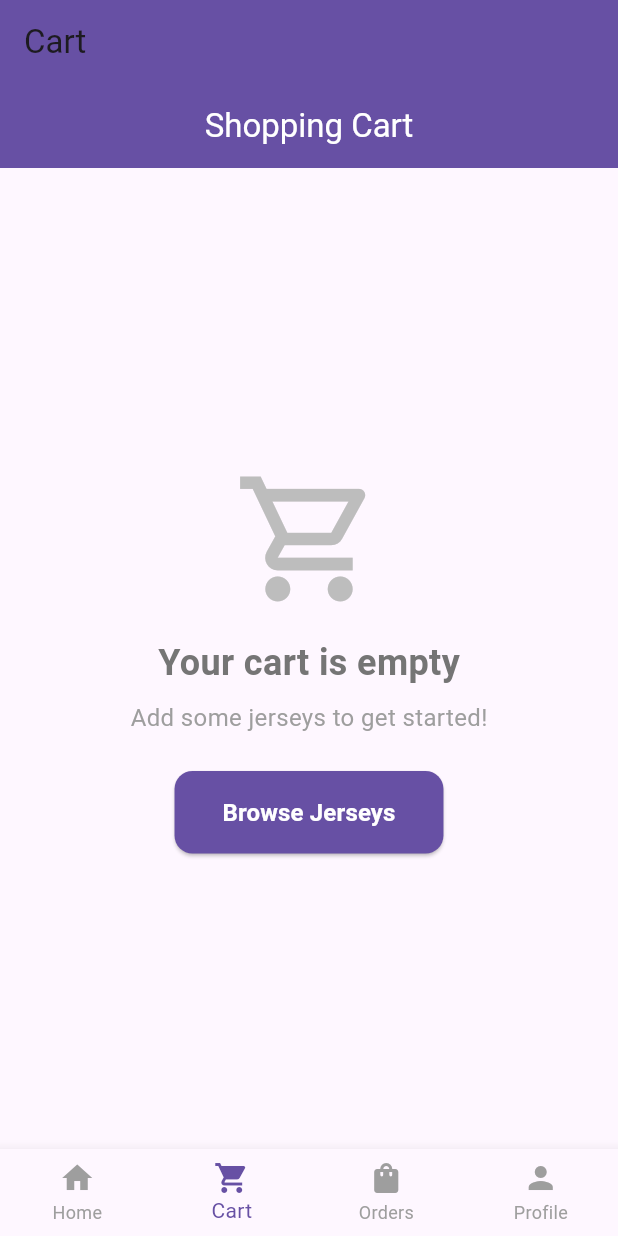
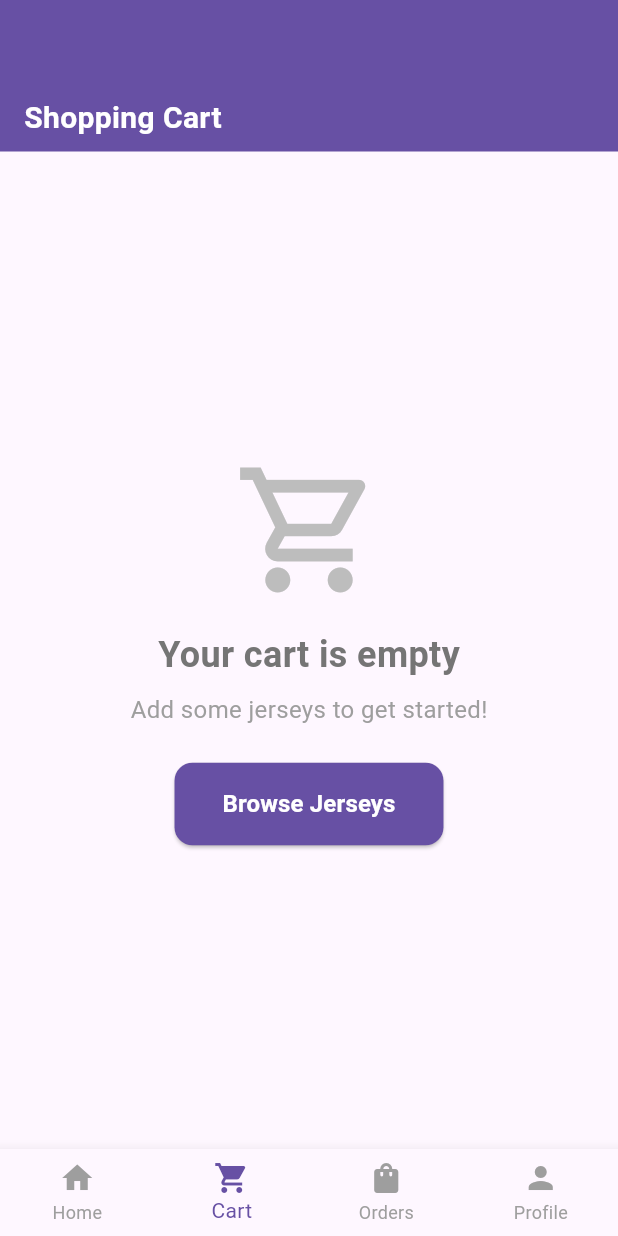
Before and after one commit to Mohitkhanal007/Grocery_store_app, a Flutter app: the HomePage screen opened directly, item 2 of the bottom bar chosen, on a phone screen of 412 x 824 dp. Run offline on Flutter 3.47's test engine with Material 3 defaults, Android fonts, the phone set to English and light mode, and no system bars; our stand-ins replace dartz, dio, equatable, flutter_bloc, get_it, hive and 4 more; missing offline and left inert: mocktail; accounts and stored records are empty.

Commit message:
update code

```diff
--- a/lib/features/cart/presentation/view/cart_view.dart
+++ b/lib/features/cart/presentation/view/cart_view.dart
@@ -5,6 +5,7 @@ import 'package:jerseyhub/features/cart/presentation/widgets/cart_item_widget.da
 import 'package:jerseyhub/features/order/presentation/view/checkout_view.dart';
 import 'package:jerseyhub/features/order/presentation/viewmodel/order_viewmodel.dart';
 import 'package:jerseyhub/app/service_locator/service_locator.dart';
+import 'package:jerseyhub/features/cart/domain/entity/cart_entity.dart';
 
 class CartView extends StatefulWidget {
   const CartView({super.key});
@@ -22,21 +23,66 @@ class _CartViewState extends State<CartView> {
 
   @override
   Widget build(BuildContext context) {
-    return Scaffold(
-      appBar: AppBar(
-        title: const Text('Shopping Cart'),
-        centerTitle: true,
-        elevation: 0,
-        backgroundColor: Theme.of(context).primaryColor,
-        foregroundColor: Colors.white,
-        actions: [
+    return BlocListener<CartViewModel, CartState>(
+      listener: (context, state) {
+        if (state is CartError) {
+          ScaffoldMessenger.of(context).showSnackBar(
+            SnackBar(
+              content: Text('Error: ${state.message}'),
+              backgroundColor: Colors.red,
+            ),
+          );
+        } else if (state is CartLoaded) {
+          print(
+            '🛒 CartView: Cart updated with ${state.cart.items.length} items',
+          );
+          state.cart.items.forEach((item) {
+            print(
+              '🛒 CartView: Item - ${item.product.team} (${item.selectedSize}) - रू${item.product.price}',
+            );
+          });
+        }
+      },
+      child: Scaffold(
+        body: Column(
+          children: [
+            // Custom header with clear cart button
+            Container(
+              padding: const EdgeInsets.symmetric(horizontal: 16, vertical: 8),
+              color: Theme.of(context).primaryColor,
+              child: Row(
+                mainAxisAlignment: MainAxisAlignment.spaceBetween,
+                children: [
+                  const Text(
+                    'Shopping Cart',
+                    style: TextStyle(
+                      color: Colors.white,
+                      fontSize: 20,
+                      fontWeight: FontWeight.bold,
+                    ),
+                  ),
                   BlocBuilder<CartViewModel, CartState>(
                     builder: (context, state) {
                       if (state is CartLoaded && state.cart.isNotEmpty) {
-                return IconButton(
+                        return Row(
+                          children: [
+                            IconButton(
                               onPressed: () => _showClearCartDialog(context),
-                  icon: const Icon(Icons.delete_sweep),
+                              icon: const Icon(
+                                Icons.delete_sweep,
+                                color: Colors.white,
+                              ),
                               tooltip: 'Clear Cart',
+                            ),
+                            IconButton(
+                              onPressed: () => _showRefreshCartDialog(context),
+                              icon: const Icon(
+                                Icons.refresh,
+                                color: Colors.white,
+                              ),
+                              tooltip: 'Refresh Cart',
+                            ),
+                          ],
                         );
                       }
                       return const SizedBox.shrink();
@@ -44,7 +90,10 @@ class _CartViewState extends State<CartView> {
                   ),
                 ],
               ),
-      body: BlocBuilder<CartViewModel, CartState>(
+            ),
+            // Cart content
+            Expanded(
+              child: BlocBuilder<CartViewModel, CartState>(
                 builder: (context, state) {
                   if (state is CartLoading) {
                     return const Center(child: CircularProgressIndicator());
@@ -58,6 +107,10 @@ class _CartViewState extends State<CartView> {
                   }
                   return const Center(child: Text('No cart data'));
                 },
+              ),
+            ),
+          ],
+        ),
       ),
     );
   }
@@ -110,7 +163,7 @@ class _CartViewState extends State<CartView> {
     );
   }
 
-  Widget _buildCartContent(cart) {
+  Widget _buildCartContent(CartEntity cart) {
     return Column(
       children: [
         Expanded(
@@ -128,7 +181,7 @@ class _CartViewState extends State<CartView> {
     );
   }
 
-  Widget _buildCartSummary(cart) {
+  Widget _buildCartSummary(CartEntity cart) {
     return Container(
       padding: const EdgeInsets.all(16),
       decoration: BoxDecoration(
@@ -249,4 +302,40 @@ class _CartViewState extends State<CartView> {
       },
     );
   }
+
+  void _showRefreshCartDialog(BuildContext context) {
+    showDialog(
+      context: context,
+      builder: (BuildContext context) {
+        return AlertDialog(
+          title: const Text('Refresh Cart'),
+          content: const Text(
+            'This will clear your cart and reload with updated prices. Continue?',
+          ),
+          actions: [
+            TextButton(
+              onPressed: () => Navigator.of(context).pop(),
+              child: const Text('Cancel'),
+            ),
+            TextButton(
+              onPressed: () {
+                Navigator.of(context).pop();
+                context.read<CartViewModel>().add(ClearCartEvent());
+                ScaffoldMessenger.of(context).showSnackBar(
+                  const SnackBar(
+                    content: Text(
+                      'Cart refreshed! Add items again to see updated prices.',
+                    ),
+                    backgroundColor: Colors.green,
+                  ),
+                );
+              },
+              style: TextButton.styleFrom(foregroundColor: Colors.blue),
+              child: const Text('Refresh'),
+            ),
+          ],
+        );
+      },
+    );
   }
+}
--- a/lib/features/home/presentation/view/home_page.dart
+++ b/lib/features/home/presentation/view/home_page.dart
@@ -20,13 +20,25 @@ class HomePage extends StatefulWidget {
 
 class _HomePageState extends State<HomePage> {
   int _selectedIndex = 0;
+  late final CartViewModel _cartViewModel;
 
-  final List<String> _titles = ['', 'Cart', 'Orders', 'Profile'];
+  final List<String> _titles = ['', '', '', 'Profile'];
+
+  @override
+  void initState() {
+    super.initState();
+    _cartViewModel = serviceLocator<CartViewModel>();
+  }
 
   void _onItemTapped(int index) {
     setState(() {
       _selectedIndex = index;
     });
+
+    // Refresh cart when cart tab is selected
+    if (index == 1) {
+      _cartViewModel.add(LoadCartEvent());
+    }
   }
 
   Widget _buildProfilePage() {
@@ -46,10 +58,7 @@ class _HomePageState extends State<HomePage> {
         create: (context) => serviceLocator<ProductViewModel>(),
         child: const ProductListView(),
       ),
-      BlocProvider(
-        create: (context) => serviceLocator<CartViewModel>(),
-        child: const CartView(),
-      ),
+      BlocProvider.value(value: _cartViewModel, child: const CartView()),
       BlocProvider(
         create: (context) => serviceLocator<OrderViewModel>(),
         child: const OrderListView(),
```
Also changed, not shown: lib/features/cart/data/data_source/local_datasource/cart_local_datasource.dart (+15 -0 lines), lib/features/cart/presentation/viewmodel/cart_viewmodel.dart (+13 -2 lines), lib/features/cart/presentation/widgets/cart_item_widget.dart (+24 -3 lines), lib/features/order/presentation/view/order_list_view.dart (+29 -27 lines), lib/features/product/data/data_source/remote_datasource/product_remote_datasource.dart (+14 -14 lines), 3 other files. Lines whose indentation alone changed are shown as unchanged.
